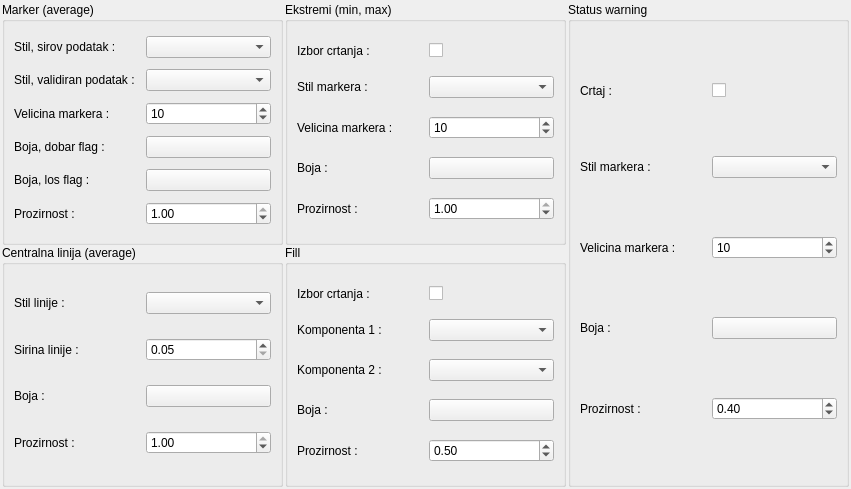
The window that app/view/ui_files/glavni_graf_widget.ui (kluksa/kontrola-podataka) describes before a commit, drawn with Qt 5.
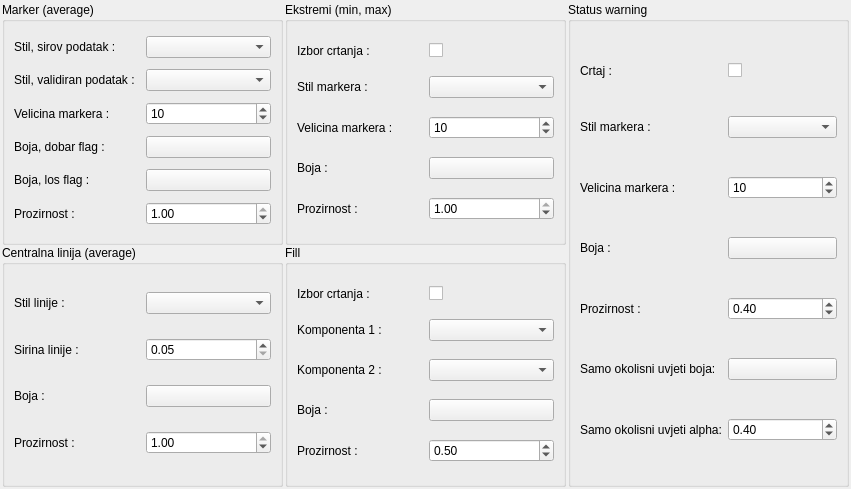
The same window after the commit.

The edit to the form file:
```diff
--- a/app/view/ui_files/glavni_graf_widget.ui
+++ b/app/view/ui_files/glavni_graf_widget.ui
@@ -370,6 +370,13 @@
         <string>Status warning</string>
        </property>
        <layout class="QGridLayout" name="gridLayout_5">
+        <item row="7" column="0">
+         <widget class="QLabel" name="label_22">
+          <property name="text">
+           <string>Samo okolisni uvjeti boja:</string>
+          </property>
+         </widget>
+        </item>
         <item row="0" column="1">
          <widget class="QCheckBox" name="statusCrtaj">
           <property name="text">
@@ -445,6 +452,33 @@
           </property>
          </widget>
         </item>
+        <item row="8" column="0">
+         <widget class="QLabel" name="label_23">
+          <property name="text">
+           <string>Samo okolisni uvjeti alpha:</string>
+          </property>
+         </widget>
+        </item>
+        <item row="8" column="1">
+         <widget class="QDoubleSpinBox" name="okolisStatusAlpha">
+          <property name="maximum">
+           <double>1.000000000000000</double>
+          </property>
+          <property name="singleStep">
+           <double>0.050000000000000</double>
+          </property>
+          <property name="value">
+           <double>0.400000000000000</double>
+          </property>
+         </widget>
+        </item>
+        <item row="7" column="1">
+         <widget class="QPushButton" name="okolisStatusBoja">
+          <property name="text">
+           <string/>
+          </property>
+         </widget>
+        </item>
        </layout>
       </widget>
      </item>
```
